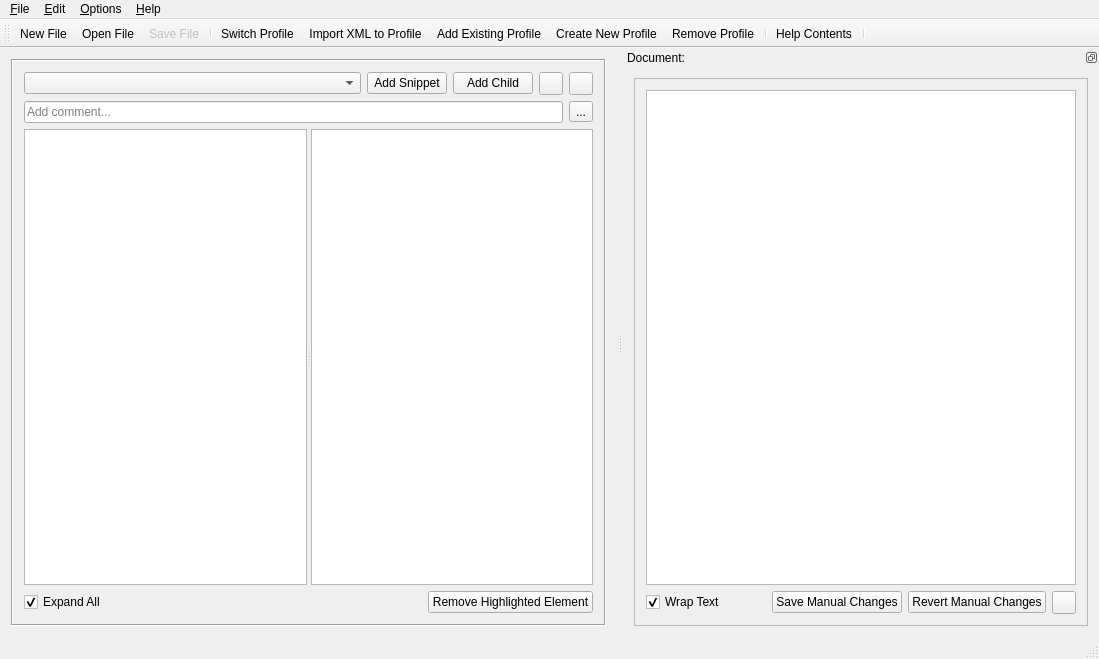
First picture: the form in GCXMLGenerator/gcmainwindow.ui, repository goblincoding/xmlmill, before the edit.
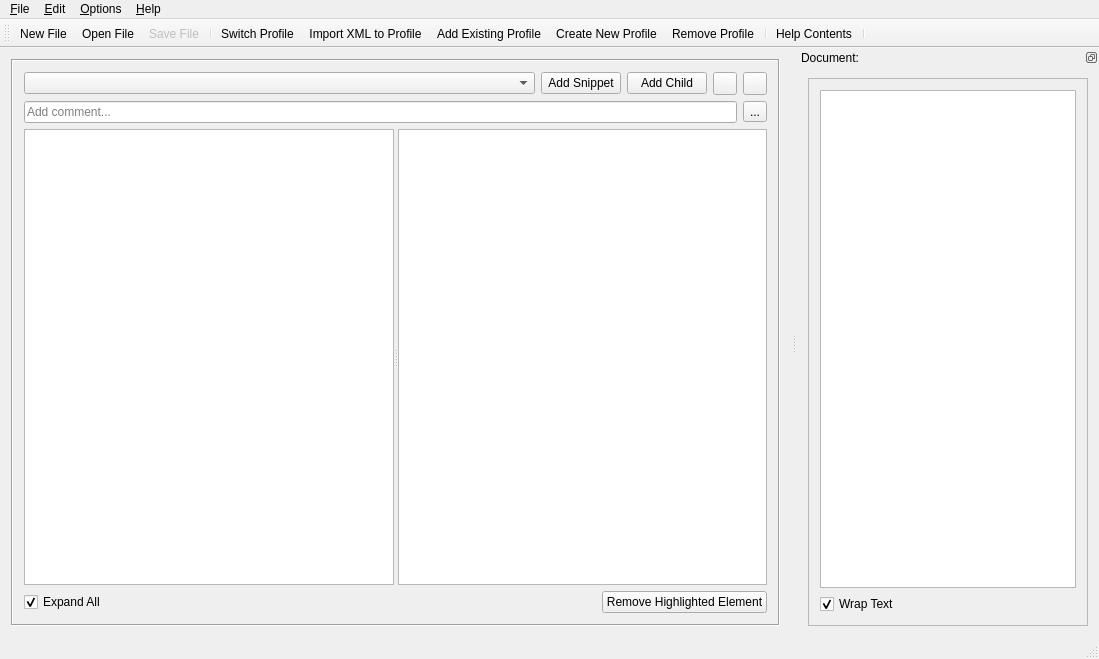
Second picture: the form after the edit. Icons and pictures are not drawn. Custom widgets are drawn as their Qt base class.

Commit message: Removed functionality to edit manually.

Patch:
```diff
--- a/GCXMLGenerator/gcmainwindow.ui
+++ b/GCXMLGenerator/gcmainwindow.ui
@@ -398,43 +398,6 @@
             </property>
            </spacer>
           </item>
-          <item>
-           <widget class="QPushButton" name="textSaveButton">
-            <property name="minimumSize">
-             <size>
-              <width>0</width>
-              <height>0</height>
-             </size>
-            </property>
-            <property name="text">
-             <string>Save Manual Changes</string>
-            </property>
-           </widget>
-          </item>
-          <item>
-           <widget class="QPushButton" name="textRevertButton">
-            <property name="minimumSize">
-             <size>
-              <width>0</width>
-              <height>0</height>
-             </size>
-            </property>
-            <property name="text">
-             <string>Revert Manual Changes</string>
-            </property>
-           </widget>
-          </item>
-          <item>
-           <widget class="QToolButton" name="showDomEditHelpButton">
-            <property name="text">
-             <string/>
-            </property>
-            <property name="icon">
-             <iconset resource="resources/gcresources.qrc">
-              <normaloff>:/resources/helpicon.png</normaloff>:/resources/helpicon.png</iconset>
-            </property>
-           </widget>
-          </item>
          </layout>
         </item>
        </layout>
```
Left out of the diff: 3 changed lines with no effect on the pictures. The commit also changes 2 other files.
